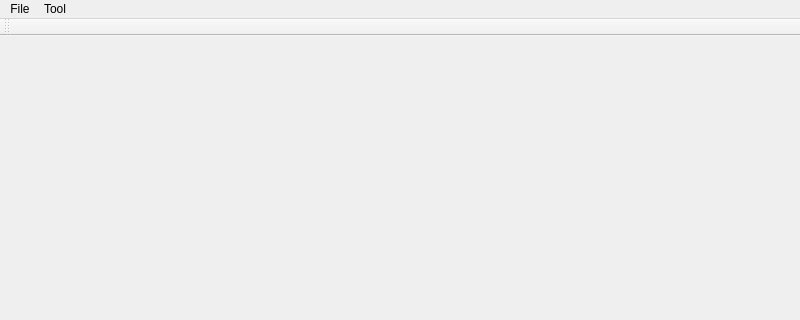
Above: BuildingMassCNNTraining/MainWindow.ui from gnishida/BuildingMassCNNTraining before the change; both pictures show x 0 to 800 and y 0 to 320 of the 800 by 853 pixel window. Below: the same form after it.
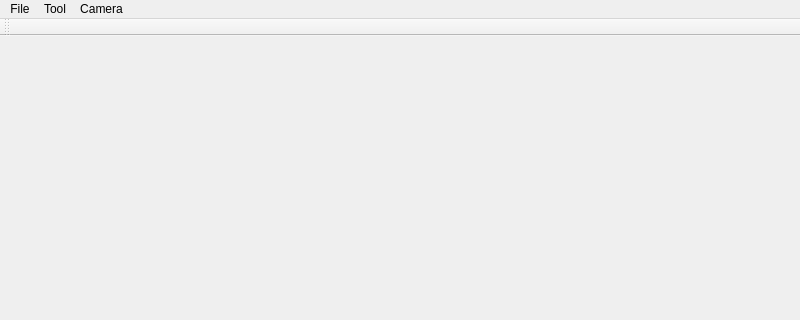
That is the form after the change.

Commit message:
Add mean subtraction, camera type (street view), etc.
- add mean subtraction
- add camera type (street view)
- add camera height

The edit to the form file:
```diff
--- a/BuildingMassCNNTraining/MainWindow.ui
+++ b/BuildingMassCNNTraining/MainWindow.ui
@@ -37,11 +37,17 @@
     </property>
     <addaction name="actionGenerateTrainingImages"/>
     <addaction name="actionParameterEstimation"/>
-    <addaction name="separator"/>
-    <addaction name="actionGenerateTrainingImages2"/>
+   </widget>
+   <widget class="QMenu" name="menuCamera">
+    <property name="title">
+     <string>Camera</string>
+    </property>
+    <addaction name="actionCameraStreetView"/>
+    <addaction name="actionCameraAerialView"/>
    </widget>
    <addaction name="menuFile"/>
    <addaction name="menuTool"/>
+   <addaction name="menuCamera"/>
   </widget>
   <widget class="QToolBar" name="mainToolBar">
    <attribute name="toolBarArea">
```
Left out of the diff: 16 changed lines with no effect on the pictures. The commit also changes 15 other files.
